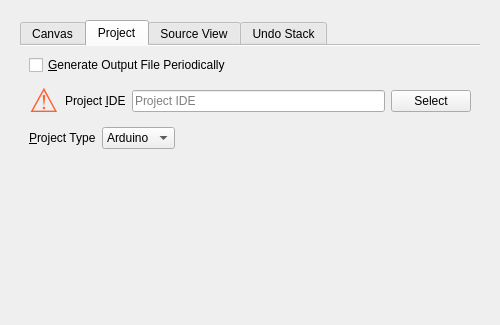
textbrowser/glitch, file UI/glitch-canvas-settings.ui: the form before one commit; both pictures show x 0 to 500 and y 0 to 325 of the 500 by 650 pixel window.
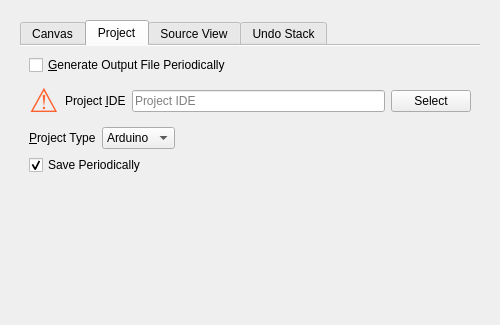
The form after the commit. The open tabs and pages were chosen to show the change. Icons and pictures are not drawn.

Diff of the .ui file:
```diff
--- a/UI/glitch-canvas-settings.ui
+++ b/UI/glitch-canvas-settings.ui
@@ -622,6 +622,19 @@
              </item>
             </layout>
            </item>
+           <item>
+            <widget class="QCheckBox" name="save_periodically">
+             <property name="toolTip">
+              <string>&lt;html&gt;&lt;head/&gt;&lt;body&gt;&lt;p&gt;Save the diagram after a change is made.&lt;/p&gt;&lt;/body&gt;&lt;/html&gt;</string>
+             </property>
+             <property name="text">
+              <string>Save Periodically</string>
+             </property>
+             <property name="checked">
+              <bool>true</bool>
+             </property>
+            </widget>
+           </item>
            <item>
             <spacer name="verticalSpacer_2">
              <property name="orientation">
```
Left out of the diff: 1 changed line with no effect on the pictures.
